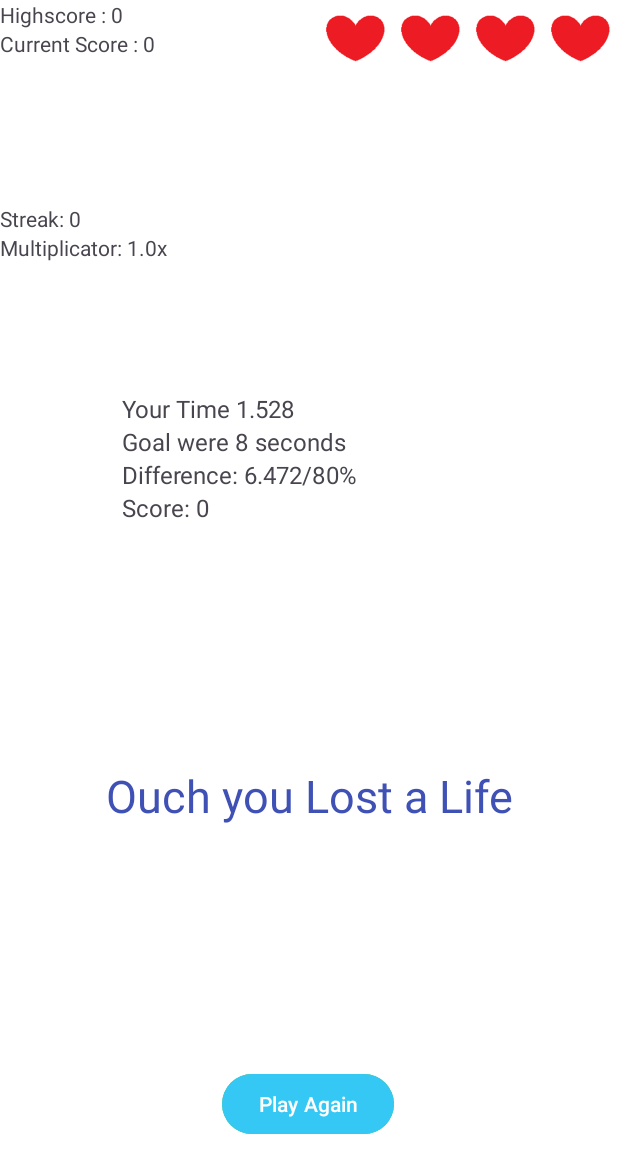
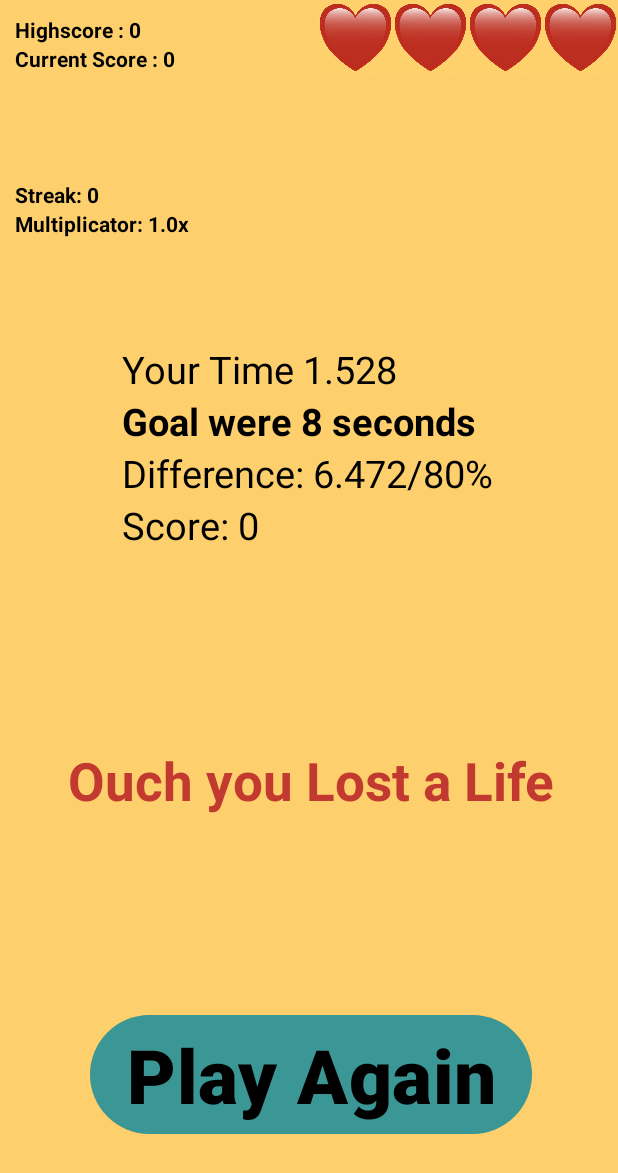
Before and after one commit to HarunTheProgrammer/App_Mobile_Devices_Stopwatch, an Android app: the MainActivity screen opened directly, with no data from a screen before it, after a tap on "Stop", on a phone screen of 412 x 824 dp. Shown: the top 1173 px of the screen. Run offline under Robolectric (Android 15) with nearby library versions, the phone set to English and light mode, and no system bars; 1 other tap on this screen came first.

Commit message:
Final Version.

```diff
--- a/app/src/main/java/com/example/myapp2mobdev/MainActivity.java
+++ b/app/src/main/java/com/example/myapp2mobdev/MainActivity.java
@@ -1,6 +1,7 @@
 package com.example.myapp2mobdev;
 
 import androidx.appcompat.app.AppCompatActivity;
+import androidx.core.content.ContextCompat;
 
 import android.annotation.SuppressLint;
 import android.content.Intent;
@@ -56,6 +57,7 @@ public class MainActivity extends AppCompatActivity {
     @Override
     protected void onCreate(Bundle savedInstanceState) {
         super.onCreate(savedInstanceState);
+        highScore=getIntent().getIntExtra("highScore",0);
         setContentView(R.layout.activity_main);
         button = findViewById(R.id.button);
         textViewComment = findViewById(R.id.textViewComment);
@@ -69,6 +71,8 @@ public class MainActivity extends AppCompatActivity {
         textViewHighScore=findViewById(R.id.textViewHighScore);
         exitButton = findViewById(R.id.exitButton);
 
+        String highScoreString ="Highscore : "+highScore;
+        textViewHighScore.setText(highScoreString);
 
         String requiredTimeString;
         if(randomGeneratedNumber==1){
@@ -94,13 +98,12 @@ public class MainActivity extends AppCompatActivity {
                 // gameState 0 Timer is being started
                 if (gameState == 0) {
                     // Change button color to red and text to "Stop"
-
                     button.setBackgroundColor(getResources().getColor(R.color.red));
                     button.setText("Stop");
                     startTimer();
                     gameState++;
-                    textViewScore.setText("Time is Running");
-                    textViewScore.setVisibility(View.VISIBLE);
+                    textViewComment.setText("Time is Running...");
+                    textViewComment.setVisibility(View.VISIBLE);
                 }
                 // gameState 1 Timer is being stopped and Play again button and scores are visible
                 else if (gameState == 1) {
@@ -117,6 +120,8 @@ public class MainActivity extends AppCompatActivity {
                     textViewYourTime.setVisibility(View.VISIBLE);
                     String yourTimeString = "Your Time " + yourTime;
                     textViewYourTime.setText(yourTimeString);
+                    textViewScore.setVisibility(View.VISIBLE);
+
                     //math of the difference
                     double difference = (yourTime * 1000 - randomGeneratedNumber * 1000) / 1000.0;
                     difference = Math.abs(difference); // Make sure the difference is positive
@@ -139,16 +144,16 @@ public class MainActivity extends AppCompatActivity {
                         textViewCurrentScore.setText("Was ist denn hier los.");
                         String currentScoreString = "Current Score : " + currentScore;
                         //Change Comment
-                        textViewComment.setText("!Perfect!");
-                        textViewComment.setTextColor(R.color.gold);
-                        textViewComment.setHintTextColor(R.color.red);
+                        textViewComment.setText("Perfect!");
+                        textViewComment.setTextColor(getResources().getColor(R.color.gold));
                         textViewCurrentScore.setText(currentScoreString);
                         //increasing Streak and multiplier
                         multiplicator=multiplicator+0.1;
                         streak++;
                     }
+
                     //Okay Score
-                    else if (differencePercent<10) {
+                    else if (differencePercent<15) {
                         //Setting the score
                         score=(int)(100*multiplicator);
                         String scoreString = "Score: "+score;
@@ -159,7 +164,7 @@ public class MainActivity extends AppCompatActivity {
                         String currentScoreString = "Current Score : " + currentScore;
                         textViewCurrentScore.setText(currentScoreString);
                         //Change Comment
-                        textViewComment.setTextColor(R.color.green);
+                        textViewComment.setTextColor(getResources().getColor(R.color.purple));
                         textViewComment.setHintTextColor(R.color.red);
                         textViewComment.setText("Decent");
                         //increasing Streak and multiplier
@@ -168,7 +173,7 @@ public class MainActivity extends AppCompatActivity {
                     }
 
                     //Close Score
-                    else if (differencePercent<=15) {
+                    else if (differencePercent<=20) {
                         //Setting the score
                         score=(int)(50*multiplicator);
                         String scoreString = "Score: "+score;
@@ -179,7 +184,7 @@ public class MainActivity extends AppCompatActivity {
                         String currentScoreString = "Current Score : " + currentScore;
                         textViewCurrentScore.setText(currentScoreString);
                         //Change Comment
-                        textViewComment.setTextColor(R.color.red);
+                        textViewComment.setTextColor(getResources().getColor(R.color.red));
                         textViewComment.setHintTextColor(R.color.red);
                         textViewComment.setText("Close One");
                         //increasing Streak and multiplier
@@ -192,17 +197,21 @@ public class MainActivity extends AppCompatActivity {
                         String highScoreString="Highscore : "+highScore;
                         textViewHighScore.setText(highScoreString);
                     }
+
                     //What happens if you lose
                     if (differencePercent > 20) {
                         lifes--;
                         DecreaseHearts(lifes);
                         textViewScore.setText("Score: 0");
+                        textViewComment.setTextColor(getResources().getColor(R.color.red));
+                        textViewComment.setHintTextColor(R.color.red);
                         if (lifes != 0) {
                             if (lifes > 1) {
                                 textViewComment.setText("Ouch you Lost a Life");
                             } else if (lifes == 1) {
                                 textViewComment.setText("This is your last life");
                             }
+                            roundCounter--;
                             multiplicator=1.0;
                             streak=0;
                         }
@@ -211,7 +220,6 @@ public class MainActivity extends AppCompatActivity {
                             textViewComment.setText("You lost!");
                             button.setBackgroundColor(getResources().getColor(R.color.dark_blue));
                             button.setText("Start over");
-                            exitButton.setBackgroundColor(getResources().getColor(R.color.purple));
                             exitButton.setVisibility(View.VISIBLE);
                             gameState = 3;
                         }
@@ -222,11 +230,17 @@ public class MainActivity extends AppCompatActivity {
                     textViewStreak.setText(streakString);
                     roundCounter++;
                 }
+
                 // random number gets created and required time gets shown start button is visible again.
                 else if (gameState == 2) {
                     //make scoreboard invisible again
                     textViewYourTime.setVisibility(View.INVISIBLE);
                     textViewDifference.setVisibility(View.INVISIBLE);
+                    textViewScore.setVisibility(View.INVISIBLE);
+                    textViewComment.setVisibility(View.INVISIBLE);
+                    textViewComment.setTextColor(getResources().getColor(R.color.black));
+                    textViewComment.setText("Start the Timer");
+                    textViewComment.setVisibility(View.VISIBLE);
                     // Change button color to green and text to "Start"
                     button.setBackgroundColor(getResources().getColor(R.color.green));
                     button.setText("Start");
@@ -249,10 +263,11 @@ public class MainActivity extends AppCompatActivity {
                     streak=0;
                     score=0;
                     currentScore=0;
-                    multiplicator=0;
+                    multiplicator=1.0;
                     lifes=5;
                     initializeStartValues();
                     gameState=0;
+                    roundCounter=0;
                 }
             }
         });
@@ -306,8 +321,8 @@ public class MainActivity extends AppCompatActivity {
     }
     public void go_start(){
         Intent intent= new Intent(this, Start.class);
-        String highScoreString= "High Score:\\n"+highScore;
-        String lastScoreString="Last Score:\\n"+currentScore;
+        String highScoreString= "High Score\n"+highScore;
+        String lastScoreString="Last Score\n"+currentScore;
         intent.putExtra("HighScore",highScoreString);
         intent.putExtra("CurrentScore",lastScoreString);
         intent.putExtra("highScoreInt",highScore);
@@ -326,14 +341,14 @@ public class MainActivity extends AppCompatActivity {
         textViewCurrentScore=findViewById(R.id.textViewCurrentScore);
         textViewHighScore=findViewById(R.id.textViewHighScore);
         exitButton = findViewById(R.id.exitButton);
-
         textViewYourTime.setVisibility(View.INVISIBLE);
         textViewDifference.setVisibility(View.INVISIBLE);
         textViewStreak.setText("Streak: 0");
         textViewMultiplicator.setText("Multiplicator: 1.0x");
         textViewCurrentScore.setText("Current Score : 0");
         textViewScore.setVisibility(View.INVISIBLE);
-        textViewComment.setText("Are you a perfect Stopwatch?");
+        textViewComment.setTextColor(getResources().getColor(R.color.black));
+        textViewComment.setText("Are you a perfect stopwatch?");
         button.setBackgroundColor(getResources().getColor(R.color.green));
         button.setText("Start");
         String requiredTimeString;
--- a/app/src/main/res/layout/activity_main.xml
+++ b/app/src/main/res/layout/activity_main.xml
@@ -4,7 +4,7 @@
     xmlns:tools="http://schemas.android.com/tools"
     android:layout_width="match_parent"
     android:layout_height="match_parent"
-    android:background="#FFFFFF"
+    android:background="@color/background_myAPP"
     tools:context=".MainActivity">
 
     <Button
@@ -12,7 +12,10 @@
         android:layout_width="wrap_content"
         android:layout_height="wrap_content"
         android:layout_marginBottom="64dp"
-        android:backgroundTint="#51CA53"
+        android:textSize="50sp"
+        android:backgroundTint="@color/orange"
+        android:textColor="@color/black"
+        android:textStyle="bold"
         android:text="Start/Stop"
         app:layout_constraintBottom_toBottomOf="parent"
         app:layout_constraintEnd_toEndOf="@+id/linearLayoutScoreboard"
@@ -24,8 +27,10 @@
         android:layout_width="wrap_content"
         android:layout_height="wrap_content"
         android:text="@string/textViewCommentString"
-        android:textColor="@color/dark_blue"
-        android:textSize="30sp"
+        android:textColor="@color/black"
+        android:textStyle="bold"
+        android:textAlignment="center"
+        android:textSize="35sp"
         app:layout_constraintBottom_toTopOf="@+id/button"
         app:layout_constraintEnd_toEndOf="@+id/linearLayoutScoreboard"
         app:layout_constraintStart_toStartOf="@+id/linearLayoutScoreboard"
@@ -48,7 +53,8 @@
             android:layout_width="match_parent"
             android:layout_height="wrap_content"
             android:text="@string/your_time"
-            android:textSize="16sp"
+            android:textSize="25sp"
+            android:textColor="@color/black"
             android:visibility="invisible" />
 
         <TextView
@@ -56,23 +62,27 @@
             android:layout_width="match_parent"
             android:layout_height="wrap_content"
             android:text="@string/required_time"
-            android:textSize="16sp"
-            android:visibility="visible" />
+            android:textStyle="bold"
+            android:textSize="25sp"
+            android:textColor="@color/black"
+            android:visibility="visible"/>
 
         <TextView
             android:id="@+id/textViewDifference"
+            android:textColor="@color/black"
             android:layout_width="match_parent"
             android:layout_height="wrap_content"
             android:text="@string/difference"
-            android:textSize="16sp"
+            android:textSize="25sp"
             android:visibility="invisible" />
 
         <TextView
             android:id="@+id/textViewScore"
+            android:textColor="@color/black"
             android:layout_width="match_parent"
             android:layout_height="wrap_content"
             android:text="@string/Score"
-            android:textSize="16sp"
+            android:textSize="25sp"
             android:visibility="invisible" />
     </LinearLayout>
 
@@ -83,6 +93,7 @@
         android:orientation="vertical"
         app:layout_constraintBottom_toTopOf="@+id/linearLayoutScoreboard"
         app:layout_constraintStart_toStartOf="parent"
+        android:layout_marginLeft="10sp"
         app:layout_constraintTop_toBottomOf="@+id/linearLayoutHearts">
 
 
@@ -90,11 +101,16 @@
             android:id="@+id/textViewStreak"
             android:layout_width="match_parent"
             android:layout_height="wrap_content"
+            android:textStyle="bold"
+            android:textColor="@color/black"
             android:text="@string/textViewStreakText" />
 
         <TextView
             android:id="@+id/textViewMultiplicator"
             android:layout_width="match_parent"
+            android:textColor="@color/black"
+            android:textStyle="bold"
+
             android:layout_height="wrap_content"
             android:text="@string/textViewMultiplicatorText" />
     </LinearLayout>
@@ -113,7 +129,7 @@
             android:layout_height="match_parent"
             android:layout_weight="1"
             android:visibility="visible"
-            app:srcCompat="@drawable/single_heart" />
+            app:srcCompat="@drawable/single_heart_old" />
 
         <ImageView
             android:id="@+id/imageView"
@@ -121,7 +137,7 @@
             android:layout_height="match_parent"
             android:layout_weight="1"
             android:visibility="visible"
-            app:srcCompat="@drawable/single_heart" />
+            app:srcCompat="@drawable/single_heart_old" />
 
         <ImageView
             android:id="@+id/imageView5"
@@ -129,7 +145,7 @@
             android:layout_height="match_parent"
             android:layout_weight="1"
             android:visibility="visible"
-            app:srcCompat="@drawable/single_heart" />
+            app:srcCompat="@drawable/single_heart_old" />
 
         <ImageView
             android:id="@+id/imageView3"
@@ -137,7 +153,7 @@
             android:layout_height="match_parent"
             android:layout_weight="1"
             android:visibility="visible"
-            app:srcCompat="@drawable/single_heart" />
+            app:srcCompat="@drawable/single_heart_old" />
 
         <ImageView
             android:id="@+id/imageView4"
@@ -145,25 +161,31 @@
             android:layout_height="match_parent"
             android:layout_weight="1"
             android:visibility="visible"
-            app:srcCompat="@drawable/single_heart" />
+            app:srcCompat="@drawable/single_heart_old" />
     </LinearLayout>
 
     <LinearLayout
         android:layout_width="wrap_content"
         android:layout_height="wrap_content"
         android:orientation="vertical"
+        android:layout_marginLeft="10sp"
+        android:layout_marginTop="10sp"
         app:layout_constraintStart_toStartOf="parent"
         app:layout_constraintTop_toTopOf="parent">
 
         <TextView
             android:id="@+id/textViewHighScore"
             android:layout_width="match_parent"
+            android:textStyle="bold"
+            android:textColor="@color/black"
             android:layout_height="wrap_content"
             android:text="@string/highScore" />
 
         <TextView
             android:id="@+id/textViewCurrentScore"
+            android:textStyle="bold"
             android:layout_width="match_parent"
+            android:textColor="@color/black"
             android:layout_height="wrap_content"
             android:text="@string/current_score" />
     </LinearLayout>
@@ -173,8 +195,13 @@
         android:layout_width="wrap_content"
         android:layout_height="wrap_content"
         android:text="@string/exitString"
-        app:layout_constraintBottom_toBottomOf="@+id/button"
-        app:layout_constraintStart_toEndOf="@+id/button"
-        app:layout_constraintTop_toTopOf="@+id/button"
+        android:textColor="@color/black"
+        android:textStyle="bold"
+        app:layout_constraintBottom_toBottomOf="parent"
+        app:layout_constraintEnd_toEndOf="@+id/button"
+        app:layout_constraintStart_toStartOf="@+id/button"
+        app:layout_constraintTop_toBottomOf="@+id/button"
+        android:backgroundTint="@color/red"
+        app:layout_constraintVertical_bias="0.0"
         android:visibility="gone"/>
 </androidx.constraintlayout.widget.ConstraintLayout>
--- a/app/src/main/res/values/colors.xml
+++ b/app/src/main/res/values/colors.xml
@@ -2,12 +2,15 @@
 <resources>
     <color name="black">#FF000000</color>
     <color name="white">#FFFFFFFF</color>
-    <color name="blue">#36C8F4</color>
+    <color name="blue">#3b9696</color>
     <color name="red">#C2392F</color>
-    <color name="green">#63FC49</color>
+    <color name="green">#42ad50</color>
     <color name="dark_blue">#3F51B5</color>
-    <color name="gold">#EBFFE32B</color>
-    <color name="purple">#B60B9A</color>
-    <color name="beige">#BE9A2B</color>
+    <color name="gold">#D3812A</color>
+    <color name="purple">#38196b</color>
     <color name="tallow">#9EFFD8</color>
+    <color name="yellow">#FED06D</color>
+    <color name="orange">#65F7A228</color>
+    <color name="greyish">#F9A323</color>
+    <color name="background_myAPP">#FED06D</color>
 </resources>
--- a/app/src/main/res/values/strings.xml
+++ b/app/src/main/res/values/strings.xml
@@ -6,13 +6,13 @@
     <string name="Score">Score 200 Points</string>
     <string name="textViewStreakText">Streak: 0</string>
     <string name="textViewMultiplicatorText">Multiplicator: 1.0x</string>
-    <string name="textViewCommentString">Test your inner stopwatch!</string>
+    <string name="textViewCommentString">Test your \ninner stopwatch!</string>
     <string name="current_score">Current Score : 0</string>
     <string name="highScore">Highscore : 0</string>
     <string name="exitString">Return to\n Titlescreen</string>
-    <string name="Title_Text">Welcome to my GAME \nare you ready for a challenge?</string>
-    <string name="highscore_Text_TitleScreen">Highscore:\n0000</string>
-    <string name="Last_Score_Text_Title_Screen">Last Score:\n0000</string>
+    <string name="Title_Text">The clock is ticking...\nAre you ready for a challenge?</string>
+    <string name="highscore_Text_TitleScreen">High Score\n0000</string>
+    <string name="Last_Score_Text_Title_Screen">Last Score\n0000</string>
     <string name="highScoreValue">0</string>
 
 </resources>
```
Also changed, not shown: app/src/main/java/com/example/myapp2mobdev/Start.java (+8 -2 lines), app/src/main/res/layout/start.xml (+29 -15 lines), app/src/main/res/drawable/clock.jpeg (added), app/src/main/res/drawable/single_heart_old.jpg (added).
